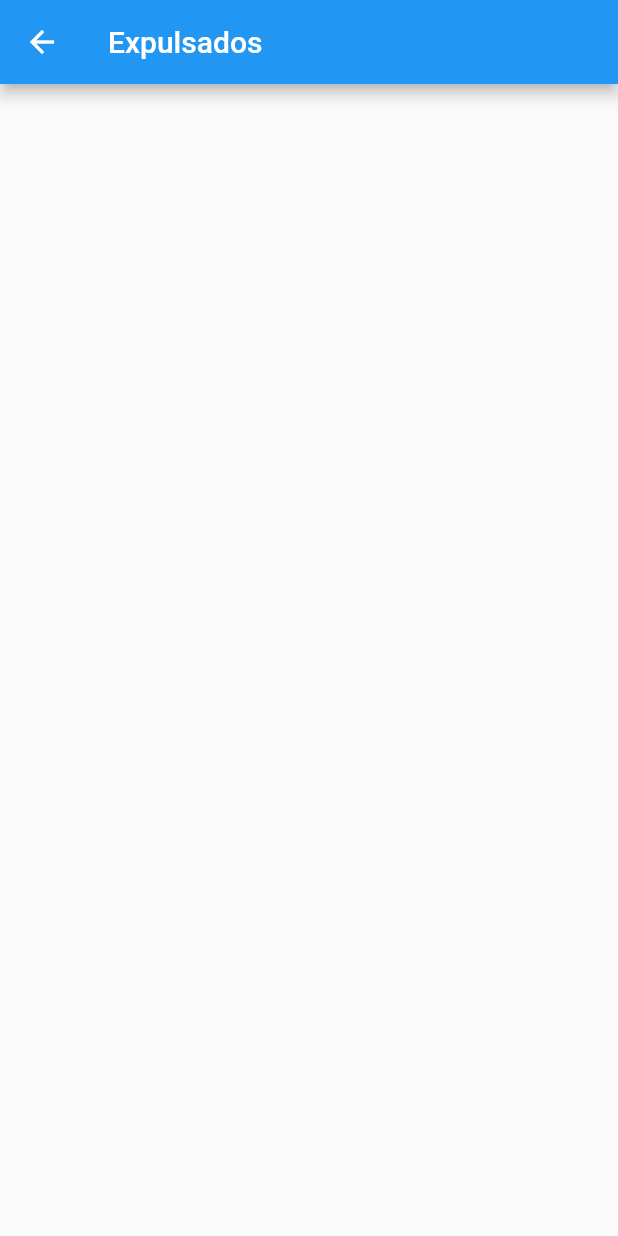
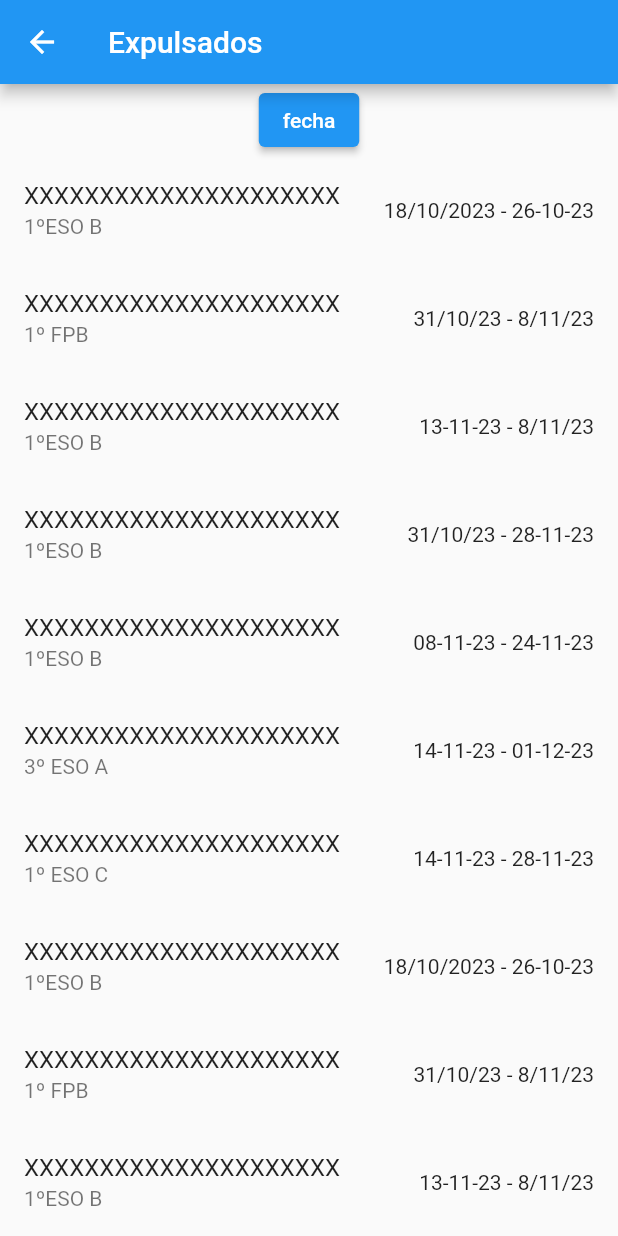
Before and after one commit to jsutmes2712/ISeneca, a Flutter app: the ConvivenciaScreen screen opened by its route, after a tap on "Expulsados", on a phone screen of 412 x 824 dp. Run offline on Flutter 3.47's test engine with Material 2 defaults, Android fonts, the phone set to English and light mode, and no system bars; our stand-ins replace dio, firebase_auth, firebase_core, font_awesome_flutter, google_sign_in, syncfusion_flutter_calendar; accounts and stored records are empty; network calls fail.

Commit message:
posicion nuevos ficheros

```diff
--- a/lib/screens/convivencia/convivencia_screen.dart
+++ b/lib/screens/convivencia/convivencia_screen.dart
@@ -13,7 +13,7 @@ class ConvivenciaScreen extends StatelessWidget {
       body: ListView(
         children: [
           GestureDetector(
-            onTap: () => Navigator.pushNamed(context, "expulsados_screen"),
+            onTap: () => Navigator.pushNamed(context, "screen_expulsados"),
             child: const Card(
               child: ListTile(
                 leading: FaIcon(FontAwesomeIcons.boxes),
--- a/lib/screens/convivencia/expulsados_screen.dart
+++ b/lib/screens/convivencia/expulsados_screen.dart
@@ -87,6 +87,7 @@ class ExpulsadosScreen extends StatelessWidget {
               ),
             );
           }),
+          drawer: NavigationDrawer(children: [],),
     );
   }
 
--- /dev/null
+++ b/lib/screens/convivencia/screen_expulsados.dart
@@ -0,0 +1,58 @@
+import 'package:flutter/material.dart';
+import 'package:iseneca/providers/expulsados_provider.dart';
+import 'package:provider/provider.dart';
+//import 'package:url_launcher/url_launcher.dart';
+
+class ScreenExpulsados extends StatefulWidget {
+  const ScreenExpulsados({super.key});
+
+  @override
+  State<ScreenExpulsados> createState() => _ScreenExpulsadosState();
+}
+
+class _ScreenExpulsadosState extends State<ScreenExpulsados> {
+
+  @override
+  Widget build(BuildContext context) {
+    final expulsadosProvider = Provider.of<ExpulsadosProvider>(context);
+    return Scaffold(
+      appBar: AppBar(
+        title: const Text('Expulsados'),
+      ),
+      body: Column(
+        children: [
+          ElevatedButton(
+            onPressed: ()  => expulsadosProvider.selectDate(context),
+            child: const Text('fecha')
+          ),
+          Expanded(
+            child: ListView.builder(
+              itemCount: expulsadosProvider.listaExpulsados.length,
+              itemBuilder: (BuildContext context, int index) {
+                return GestureDetector(
+                  onTap: () {
+                    //_mostrarAlert(context, index, listadoExpulsadosHoy,
+                    //    cogerDatosExpulsados);
+                  },
+                  child: ListTile(
+                    title: Text(expulsadosProvider.listaExpulsados[index].apellidosNombre),
+                    trailing: Row(
+                      mainAxisSize: MainAxisSize.min,
+                      children: [
+                        Text(expulsadosProvider.listaExpulsados[index].fecInic),
+                        const Text(" - "),
+                        Text(expulsadosProvider.listaExpulsados[index].fecFin),
+                      ],
+                    ),
+                    subtitle: Text(expulsadosProvider.listaExpulsados[index].curso),
+                  ),
+                );
+              }
+            ),
+          ),
+
+        ],
+      ),
+    );
+  }
+}
--- /dev/null
+++ b/lib/utils/peticion_expulsados.dart
@@ -0,0 +1,24 @@
+
+import 'package:iseneca/models/expulsados_response.dart';
+
+class PeticionExpulsados{
+
+  List<Expulsado> expulsados = [
+    Expulsado(idAlumno: "1", apellidosNombre: "XXXXXXXXXXXXXXXXXXXXX", curso: "1ºESO B", fecInic: "18/10/2023", fecFin: "26-10-23"),
+    Expulsado(idAlumno: "2", apellidosNombre: "XXXXXXXXXXXXXXXXXXXXX", curso: "1º FPB", fecInic: "31/10/23", fecFin: "8/11/23"),
+    Expulsado(idAlumno: "3", apellidosNombre: "XXXXXXXXXXXXXXXXXXXXX", curso: "1ºESO B", fecInic: "13-11-23", fecFin: "8/11/23"),
+    Expulsado(idAlumno: "4", apellidosNombre: "XXXXXXXXXXXXXXXXXXXXX", curso: "1ºESO B", fecInic: "31/10/23", fecFin: "28-11-23"),
+    Expulsado(idAlumno: "5", apellidosNombre: "XXXXXXXXXXXXXXXXXXXXX", curso: "1ºESO B", fecInic: "08-11-23", fecFin: "24-11-23"),
+    Expulsado(idAlumno: "6", apellidosNombre: "XXXXXXXXXXXXXXXXXXXXX", curso: "3º ESO A", fecInic: "14-11-23", fecFin: "01-12-23"),
+    Expulsado(idAlumno: "7", apellidosNombre: "XXXXXXXXXXXXXXXXXXXXX", curso: "1º ESO C", fecInic: "14-11-23", fecFin: "28-11-23"),
+  ];
+
+
+  Future<List<Expulsado>> getExpulsados() async{
+
+      await Future.delayed(const Duration(seconds: 2));
+
+      return expulsados;
+
+  }
+}
```
Also changed, not shown: lib/main.dart (+7 -0 lines), lib/providers/expulsados_provider.dart (added, +42 -0 lines), lib/widgets/side_menu.dart (added, +53 -0 lines).
